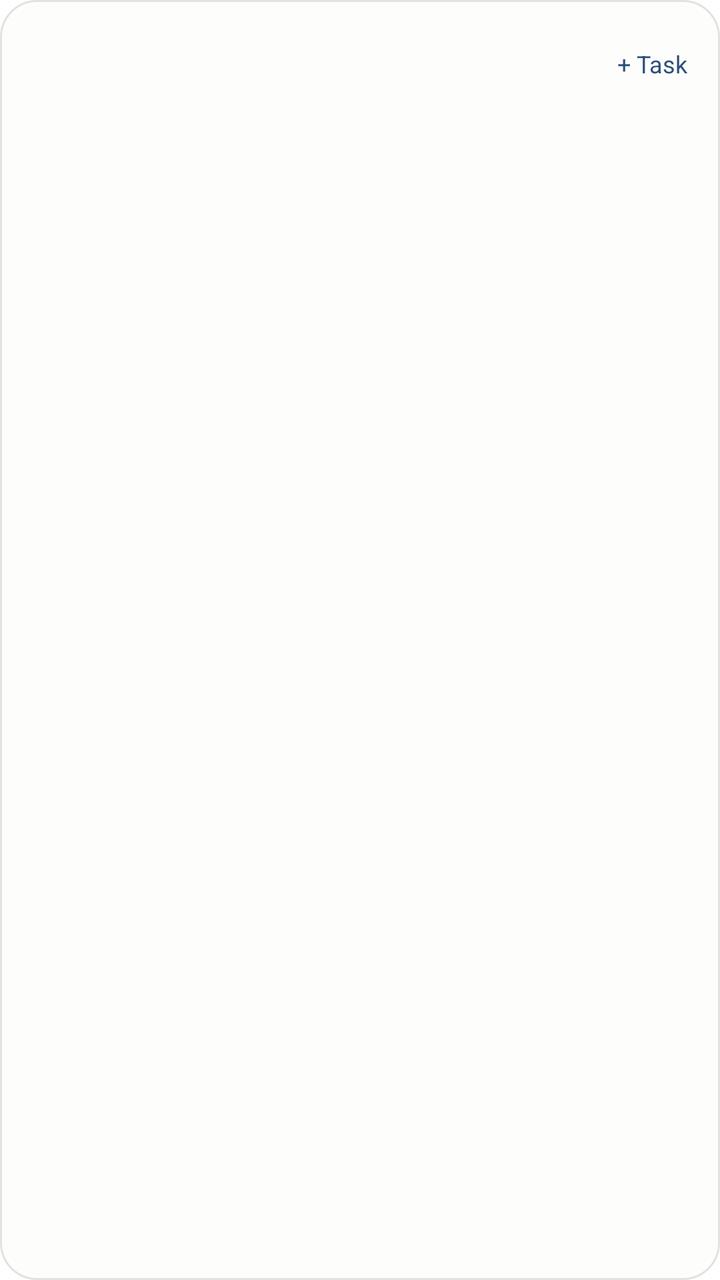
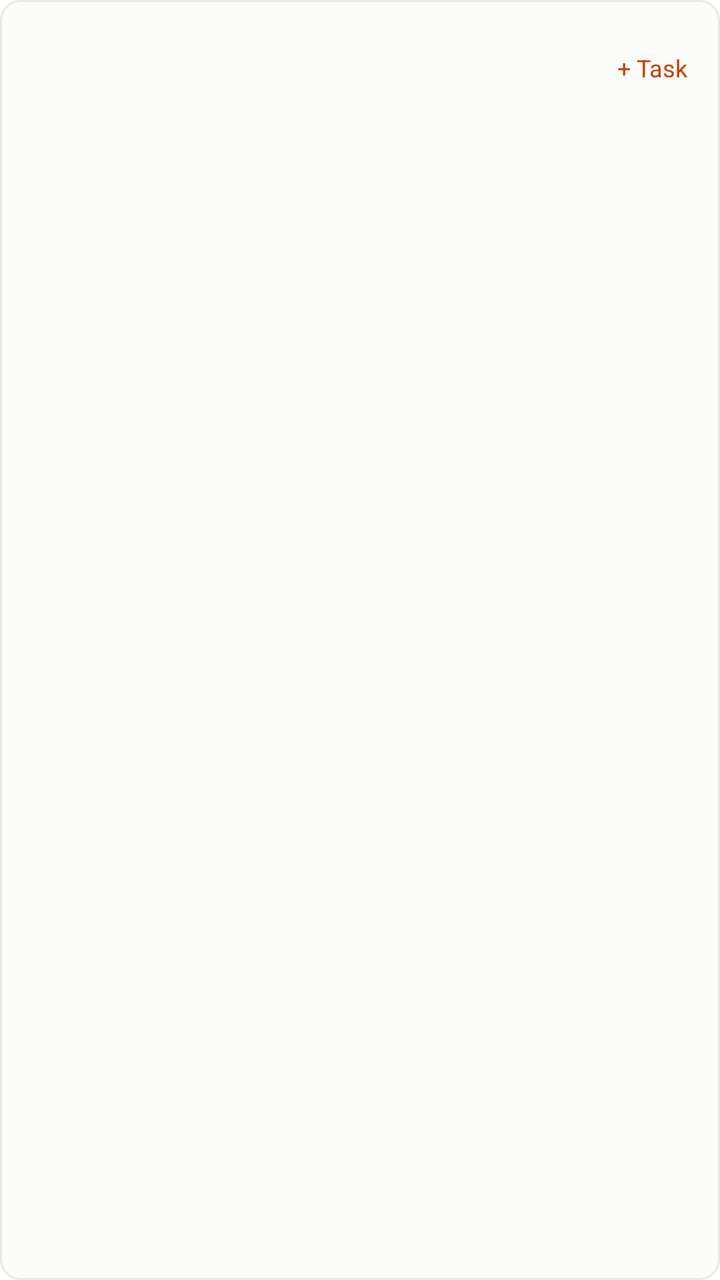

An Android layout rendered at two revisions. The XML below is the earlier revision; the diff shows what the commit changed to produce the second picture.
<!-- AndroidManifest.xml: fallback theme Theme.MaterialComponents.DayNight.NoActionBar -->
<!-- res/layout/widget_todos_large.xml -->
<?xml version="1.0" encoding="utf-8"?>
<LinearLayout xmlns:android="http://schemas.android.com/apk/res/android"
    android:id="@+id/todos_root"
    android:layout_width="match_parent"
    android:layout_height="match_parent"
    android:background="@drawable/widget_root_bg"
    android:orientation="vertical"
    android:padding="12dp">

    <LinearLayout
        android:layout_width="match_parent"
        android:layout_height="40dp"
        android:gravity="center_vertical"
        android:orientation="horizontal">

        <TextView
            android:id="@+id/todos_mode"
            android:layout_width="wrap_content"
            android:layout_height="match_parent"
            android:gravity="center_vertical"
            android:fontFamily="sans-serif-medium"
            android:textColor="@color/widget_text_primary"
            android:textSize="16sp" />

        <TextView
            android:id="@+id/todos_count"
            android:layout_width="0dp"
            android:layout_height="wrap_content"
            android:layout_marginStart="6dp"
            android:layout_weight="1"
            android:ellipsize="end"
            android:singleLine="true"
            android:textColor="@color/widget_text_secondary"
            android:textSize="11sp" />

        <TextView
            android:id="@+id/todos_add"
            android:layout_width="44dp"
            android:layout_height="44dp"
            android:gravity="center"
            android:text="@string/widget_add_todo"
            android:textColor="@color/widget_accent"
            android:textSize="12sp" />
    </LinearLayout>

    <LinearLayout
        android:layout_width="match_parent"
        android:layout_height="36dp"
        android:gravity="center_vertical"
        android:orientation="horizontal">

        <TextView
            android:id="@+id/todos_chip_today"
            android:layout_width="wrap_content"
            android:layout_height="32dp"
            android:layout_marginEnd="6dp"
            android:gravity="center"
            android:paddingStart="12dp"
            android:paddingEnd="12dp"
            android:textColor="@color/widget_text_secondary"
            android:textSize="11sp" />

        <TextView
            android:id="@+id/todos_chip_inbox"
            android:layout_width="wrap_content"
            android:layout_height="32dp"
            android:layout_marginEnd="6dp"
            android:gravity="center"
            android:paddingStart="12dp"
            android:paddingEnd="12dp"
            android:textColor="@color/widget_text_secondary"
            android:textSize="11sp" />

        <TextView
            android:id="@+id/todos_chip_all"
            android:layout_width="wrap_content"
            android:layout_height="32dp"
            android:gravity="center"
            android:paddingStart="12dp"
            android:paddingEnd="12dp"
            android:textColor="@color/widget_text_secondary"
            android:textSize="11sp" />
    </LinearLayout>

    <LinearLayout
        android:id="@+id/todos_rows"
        android:layout_width="match_parent"
        android:layout_height="0dp"
        android:layout_weight="1"
        android:orientation="vertical" />

    <TextView
        android:id="@+id/todos_empty"
        android:layout_width="match_parent"
        android:layout_height="wrap_content"
        android:textColor="@color/widget_text_secondary"
        android:textSize="12sp"
        android:visibility="gone" />
</LinearLayout>
<!-- resources referenced by this layout -->
<resources>
  <color name="widget_accent">#2D4F7C</color>
  <color name="widget_text_primary">#1B1B18</color>
  <color name="widget_text_secondary">#6F6F67</color>
  <!-- drawable widget_root_bg (drawable) -->
  <?xml version="1.0" encoding="utf-8"?>
  <shape xmlns:android="http://schemas.android.com/apk/res/android"
      android:shape="rectangle">
      <solid android:color="@color/widget_background" />
      <corners android:radius="18dp" />
      <stroke
          android:width="1dp"
          android:color="@color/widget_border" />
  </shape>
  <string name="widget_add_todo">+ Task</string>
  <color name="widget_background">#FDFDFB</color>
  <color name="widget_border">#E3E3DC</color>
</resources>

<!-- the commit's change to res/layout/widget_todos_large.xml (unified diff, before → after) -->
@@ -9,7 +9,7 @@
 
     <LinearLayout
         android:layout_width="match_parent"
-        android:layout_height="40dp"
+        android:layout_height="44dp"
         android:gravity="center_vertical"
         android:orientation="horizontal">
 
@@ -20,24 +20,30 @@
             android:gravity="center_vertical"
             android:fontFamily="sans-serif-medium"
             android:textColor="@color/widget_text_primary"
-            android:textSize="16sp" />
+            android:textSize="15sp" />
 
         <TextView
             android:id="@+id/todos_count"
             android:layout_width="0dp"
-            android:layout_height="wrap_content"
+            android:layout_height="match_parent"
             android:layout_marginStart="6dp"
             android:layout_weight="1"
             android:ellipsize="end"
+            android:gravity="center_vertical"
             android:singleLine="true"
             android:textColor="@color/widget_text_secondary"
             android:textSize="11sp" />
 
         <TextView
             android:id="@+id/todos_add"
-            android:layout_width="44dp"
+            android:layout_width="wrap_content"
             android:layout_height="44dp"
+            android:ellipsize="end"
             android:gravity="center"
+            android:maxLines="1"
+            android:maxWidth="56dp"
+            android:minWidth="44dp"
+            android:singleLine="true"
             android:text="@string/widget_add_todo"
             android:textColor="@color/widget_accent"
             android:textSize="12sp" />
@@ -45,14 +51,14 @@
 
     <LinearLayout
         android:layout_width="match_parent"
-        android:layout_height="36dp"
+        android:layout_height="44dp"
         android:gravity="center_vertical"
         android:orientation="horizontal">
 
         <TextView
             android:id="@+id/todos_chip_today"
             android:layout_width="wrap_content"
-            android:layout_height="32dp"
+            android:layout_height="44dp"
             android:layout_marginEnd="6dp"
             android:gravity="center"
             android:paddingStart="12dp"
@@ -63,7 +69,7 @@
         <TextView
             android:id="@+id/todos_chip_inbox"
             android:layout_width="wrap_content"
-            android:layout_height="32dp"
+            android:layout_height="44dp"
             android:layout_marginEnd="6dp"
             android:gravity="center"
             android:paddingStart="12dp"
@@ -74,7 +80,7 @@
         <TextView
             android:id="@+id/todos_chip_all"
             android:layout_width="wrap_content"
-            android:layout_height="32dp"
+            android:layout_height="44dp"
             android:gravity="center"
             android:paddingStart="12dp"
             android:paddingEnd="12dp"
@@ -82,18 +88,19 @@
             android:textSize="11sp" />
     </LinearLayout>
 
+    <TextView
+        android:id="@+id/todos_empty"
+        android:layout_width="match_parent"
+        android:layout_height="wrap_content"
+        android:paddingTop="4dp"
+        android:textColor="@color/widget_text_secondary"
+        android:textSize="12sp"
+        android:visibility="gone" />
+
     <LinearLayout
         android:id="@+id/todos_rows"
         android:layout_width="match_parent"
         android:layout_height="0dp"
         android:layout_weight="1"
         android:orientation="vertical" />
-
-    <TextView
-        android:id="@+id/todos_empty"
-        android:layout_width="match_parent"
-        android:layout_height="wrap_content"
-        android:textColor="@color/widget_text_secondary"
-        android:textSize="12sp"
-        android:visibility="gone" />
 </LinearLayout>
<!-- resource entries referenced after the edit -->
@@ -1,20 +1,20 @@
 <!-- resources referenced by this layout -->
 <resources>
-  <color name="widget_accent">#2D4F7C</color>
-  <color name="widget_text_primary">#1B1B18</color>
-  <color name="widget_text_secondary">#6F6F67</color>
+  <color name="widget_accent">#C2410C</color>
+  <color name="widget_text_primary">#191A17</color>
+  <color name="widget_text_secondary">#3F413A</color>
   <!-- drawable widget_root_bg (drawable) -->
   <?xml version="1.0" encoding="utf-8"?>
   <shape xmlns:android="http://schemas.android.com/apk/res/android"
       android:shape="rectangle">
-      <solid android:color="@color/widget_background" />
-      <corners android:radius="18dp" />
+      <solid android:color="@color/widget_background_light" />
+      <corners android:radius="10dp" />
       <stroke
           android:width="1dp"
-          android:color="@color/widget_border" />
+          android:color="@color/widget_border_light" />
   </shape>
   <string name="widget_add_todo">+ Task</string>
-  <color name="widget_background">#FDFDFB</color>
-  <color name="widget_border">#E3E3DC</color>
+  <color name="widget_background_light">#FCFCFA</color>
+  <color name="widget_border_light">#E8E7E1</color>
 </resources>
 
